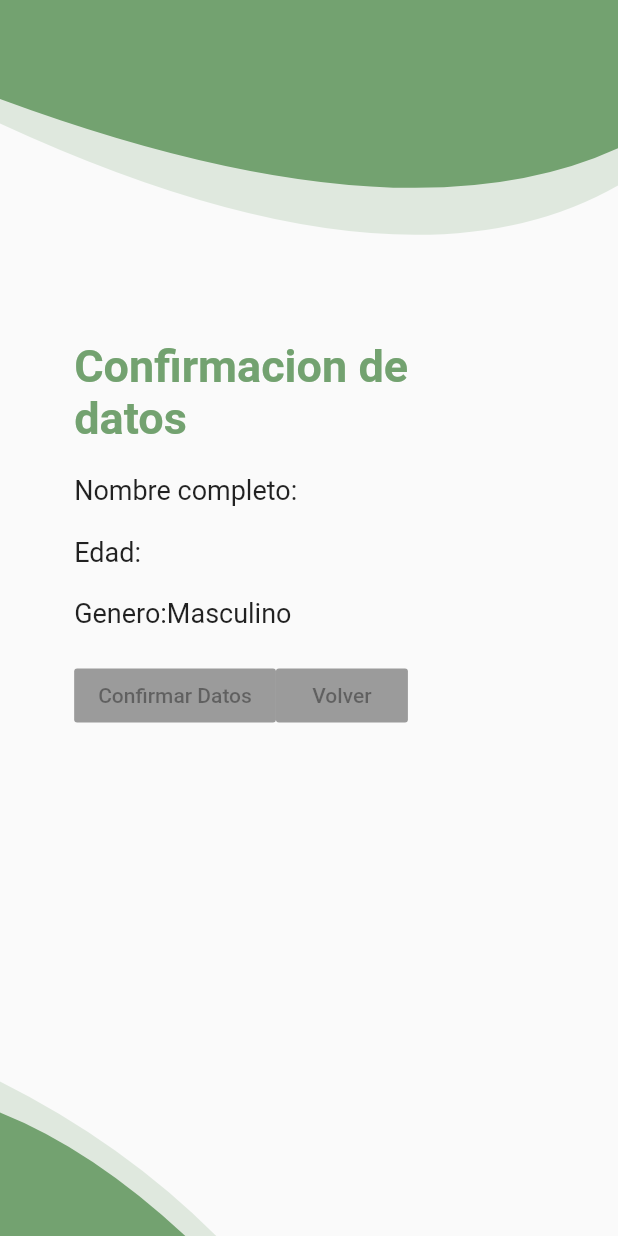
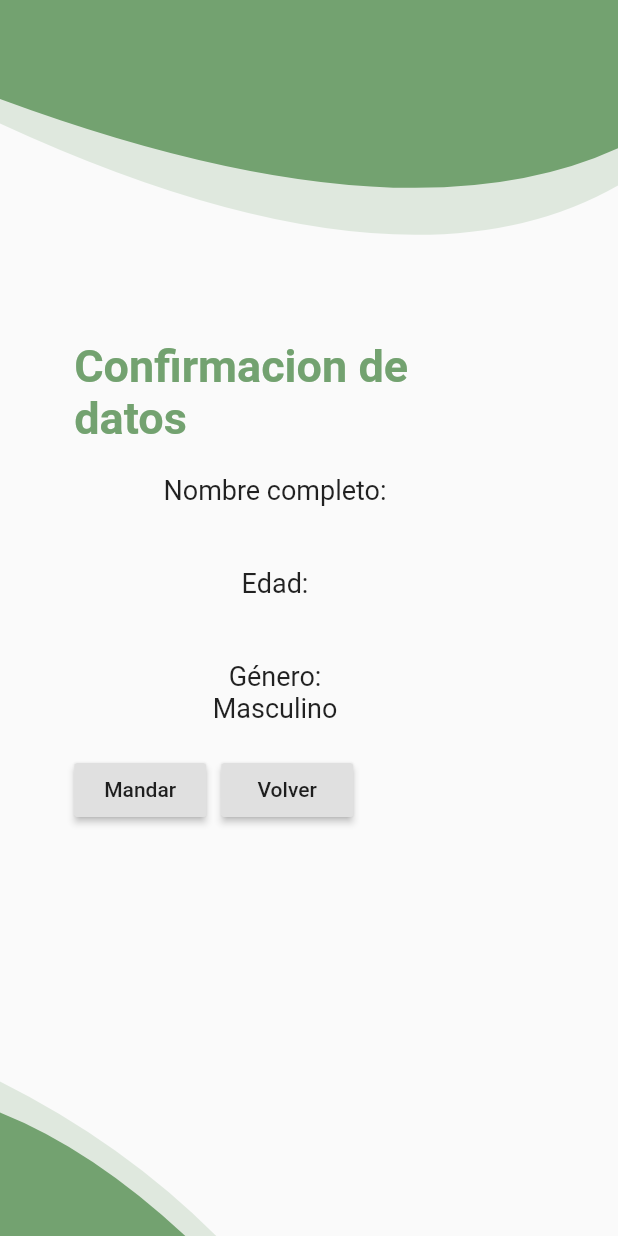
Before and after one commit to eduardosalaz/dietechtic_v01, a Flutter app: the InfoBasicaPage screen opened by its route, after a tap on "Mandar datos", on a phone screen of 412 x 824 dp. Run offline on Flutter 3.47's test engine with Material 2 defaults, Android fonts, the phone set to English and light mode, and no system bars; our stand-ins replace firebase_auth, firebase_core, font_awesome_flutter; accounts and stored records are empty.

Commit message:
Cambios en las interfaces, botones y colores

```diff
--- a/lib/src/pages/enviar_info_page.dart
+++ b/lib/src/pages/enviar_info_page.dart
@@ -1,4 +1,3 @@
-import 'package:dietechtic_v01/src/utils/authentication_service.dart';
 import 'package:dietechtic_v01/src/widgets/footer_general.dart';
 import 'package:dietechtic_v01/src/widgets/header_general.dart';
 import 'package:flutter/cupertino.dart';
@@ -28,7 +27,9 @@ class EnviarInfoPage extends StatelessWidget {
             FooterGeneral(),
             SingleChildScrollView(
               child: Container(
-                padding: EdgeInsets.only(left: screenSize.width * 0.12),
+                padding: EdgeInsets.only(
+                    left: screenSize.width * 0.12,
+                    right: screenSize.width * 0.12),
                 child: Column(
                   crossAxisAlignment: CrossAxisAlignment.center,
                   children: <Widget>[
@@ -42,7 +43,8 @@ class EnviarInfoPage extends StatelessWidget {
                       width: screenSize.width * 0.65,
                       child: Column(
                         mainAxisSize: MainAxisSize.min,
-                        crossAxisAlignment: CrossAxisAlignment.start,
+                        crossAxisAlignment: CrossAxisAlignment.center,
+                        mainAxisAlignment: MainAxisAlignment.center,
                         children: <Widget>[
                           Text(
                             'Confirmacion de datos',
@@ -53,24 +55,46 @@ class EnviarInfoPage extends StatelessWidget {
                           ),
                           SizedBox(height: 20),
                           Text(
-                            'Nombre completo:$nombre',
+                            'Nombre completo:',
                             style: TextStyle(fontSize: 18),
+                            textAlign: TextAlign.center,
+                          ),
+                          Text(
+                            '$nombre',
+                            style: TextStyle(fontSize: 18),
+                            textAlign: TextAlign.center,
                           ),
                           SizedBox(height: 20),
                           Text(
-                            'Edad:$edad',
+                            'Edad:',
                             style: TextStyle(fontSize: 18),
+                            textAlign: TextAlign.center,
+                          ),
+                          Text(
+                            '$edad',
+                            style: TextStyle(fontSize: 18),
+                            textAlign: TextAlign.center,
                           ),
                           SizedBox(height: 20),
                           Text(
-                            'Genero:$genero',
+                            'Género:',
                             style: TextStyle(fontSize: 18),
+                            textAlign: TextAlign.center,
+                          ),
+                          Text(
+                            '$genero',
+                            style: TextStyle(fontSize: 18),
+                            textAlign: TextAlign.center,
                           ),
                           SizedBox(height: 20),
                           Row(
+                            crossAxisAlignment: CrossAxisAlignment.center,
                             children: [
-                              RaisedButton(child: Text('Confirmar Datos')),
-                              RaisedButton(child: Text('Volver')),
+                              RaisedButton(
+                                  onPressed: () {}, child: Text('Mandar')),
+                              SizedBox(width: 10),
+                              RaisedButton(
+                                  onPressed: () {}, child: Text('Volver')),
                             ],
                           )
                         ],
--- a/lib/src/pages/info_basica.dart
+++ b/lib/src/pages/info_basica.dart
@@ -213,7 +213,7 @@ class MyCustomFormState extends State<MyCustomForm> {
           ),
           DropdownButtonFormField<String>(
             value: dropdownValue,
-            hint: Text('Seleccione su genero'),
+            hint: Text('Seleccione su género'),
             onChanged: (String nuevo) {
               setState(() {
                 dropdownValue = nuevo;
@@ -232,11 +232,23 @@ class MyCustomFormState extends State<MyCustomForm> {
             }).toList(),
             onSaved: (val) => setState(() => _value),
           ),
+          SizedBox(height: 20),
           RaisedButton(
-              child: Text('Mandar datos'),
-              onPressed: () {
-                leerDatos();
-              }),
+            child: Text(
+              'Mandar datos',
+              style: TextStyle(
+                fontWeight: FontWeight.bold,
+                fontSize: 18,
+              ),
+            ),
+            onPressed: () {
+              leerDatos();
+            },
+            elevation: 5.0,
+            color: Color(0xff73a720),
+            splashColor: Color(0xff567c18),
+            animationDuration: Duration(seconds: 1),
+          ),
         ],
       ),
     );
```
Also changed, not shown: lib/src/pages/landing_page.dart (+40 -3 lines).
